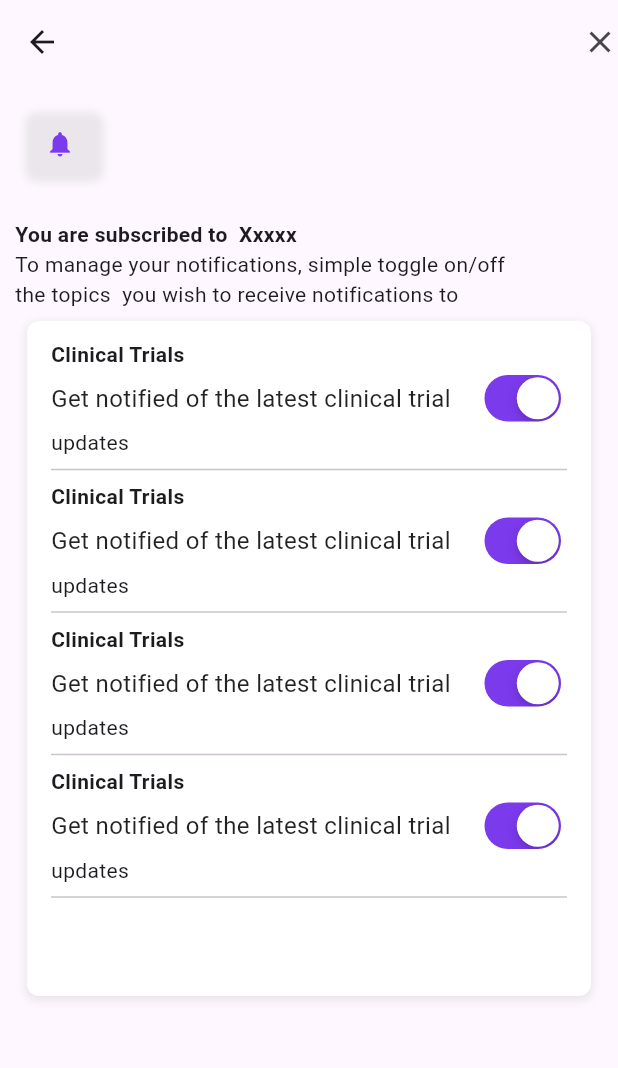
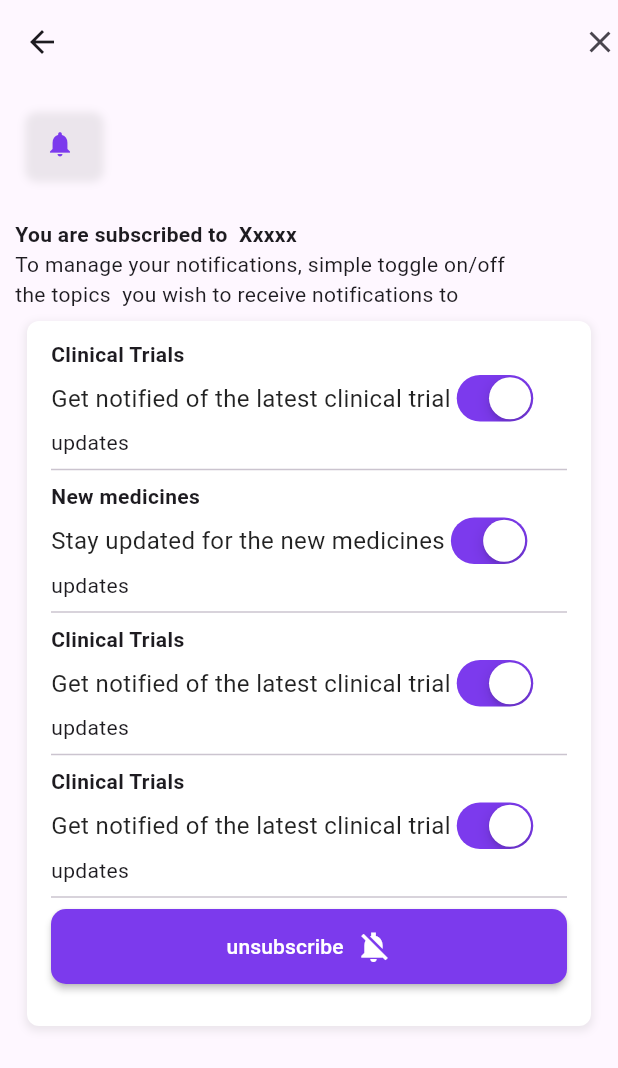
Before and after one commit to zahrawm/Medi-board-projects, a Flutter app: the NotificationScreen screen opened directly, on a phone screen of 412 x 824 dp. Shown: the top 1068 px of the screen. Run offline on Flutter 3.47's test engine with Material 3 defaults, Android fonts, the light colour scheme and no system bars.

Commit message:
codes updated

```diff
--- a/medi_ui/lib/screen/medi_visit_details.dart
+++ b/medi_ui/lib/screen/medi_visit_details.dart
@@ -56,6 +56,7 @@ class _MediVisitDetailsState extends State<MediVisitDetails> {
                     ),
                     MediButton(
                       text: 'Invite Memebers',
+                      color: Color.fromRGBO(124, 58, 237, 1.0),
                     ),
                     SizedBox(
                       height: 10,
--- a/medi_ui/lib/screen/notification_screen.dart
+++ b/medi_ui/lib/screen/notification_screen.dart
@@ -1,4 +1,5 @@
 import 'package:flutter/material.dart';
+import 'package:medi_ui/widgets/button.dart';
 import 'package:medi_ui/widgets/clinicals.dart';
 
 class NotificationScreen extends StatelessWidget {
@@ -55,8 +56,8 @@ class NotificationScreen extends StatelessWidget {
             Text('To manage your notifications, simple toggle on/off '),
             Text('the topics  you wish to receive notifications to'),
             Container(
-              width: 450,
-              height: 450,
+              width: 470,
+              height: 470,
               padding: EdgeInsets.symmetric(horizontal: 16, vertical: 12),
               margin: EdgeInsets.all(8),
               decoration: BoxDecoration(
@@ -71,10 +72,18 @@ class NotificationScreen extends StatelessWidget {
                   ),
                 ],
               ),
-              child: Column(children: [
+              child: Column(
+                children: [
                   SwitchContainer(
                     text: 'Clinical Trials',
                     hintText: 'Get notified of the latest clinical trial',
+                    title: 'updates',
+                    switchValue: true,
+                    onChanged: (bool value) {},
+                  ),
+                  SwitchContainer(
+                    text: 'New medicines',
+                    hintText: 'Stay updated for the new medicines',
                     title: 'updates',
                     switchValue: true,
                     onChanged: (bool value) {},
@@ -93,14 +102,13 @@ class NotificationScreen extends StatelessWidget {
                     switchValue: true,
                     onChanged: (bool value) {},
                   ),
-                SwitchContainer(
-                  text: 'Clinical Trials',
-                  hintText: 'Get notified of the latest clinical trial',
-                  title: 'updates',
-                  switchValue: true,
-                  onChanged: (bool value) {},
+                  MediButton(
+                    icon: Icons.notifications_off_sharp,
+                    text: 'unsubscribe',
+                    color: Color.fromRGBO(124, 58, 237, 1.0),
+                  )
+                ],
               ),
-              ]),
             ),
           ],
         ),
--- a/medi_ui/lib/screen/visit_screen.dart
+++ b/medi_ui/lib/screen/visit_screen.dart
@@ -36,6 +36,7 @@ class VisitScreen extends StatelessWidget {
           MediButton(
             text: 'Share',
             icon: Icons.file_upload_outlined,
+            color: Color.fromRGBO(124, 58, 237, 1.0),
           ),
           SizedBox(
             height: 10,
--- a/medi_ui/lib/widgets/button.dart
+++ b/medi_ui/lib/widgets/button.dart
@@ -3,13 +3,14 @@ import 'package:flutter/material.dart';
 class MediButton extends StatelessWidget {
   final String text;
   final IconData? icon;
-  const MediButton({super.key, required this.text, this.icon});
+   final Color color;
+  const MediButton({super.key, required this.text, this.icon, required this.color});
 
   @override
   Widget build(BuildContext context) {
     return MaterialButton(
       onPressed: () {},
-      color: Color.fromRGBO(124, 58, 237, 1.0),
+      color: color,
       textColor: Colors.white,
       minWidth: 380,
       height: 50,
--- a/medi_ui/lib/widgets/clinicals.dart
+++ b/medi_ui/lib/widgets/clinicals.dart
@@ -27,7 +27,6 @@ class SwitchContainer extends StatelessWidget {
           style: TextStyle(fontWeight: FontWeight.bold),
         ),
         Row(
-          mainAxisAlignment: MainAxisAlignment.start,
           children: [
             Text(
               hintText!,
@@ -36,7 +35,6 @@ class SwitchContainer extends StatelessWidget {
                 color: Colors.black87,
               ),
             ),
-            Spacer(),
             CupertinoSwitch(
               value: switchValue,
               onChanged: onChanged,
```
Lines whose indentation alone changed are shown as unchanged.
